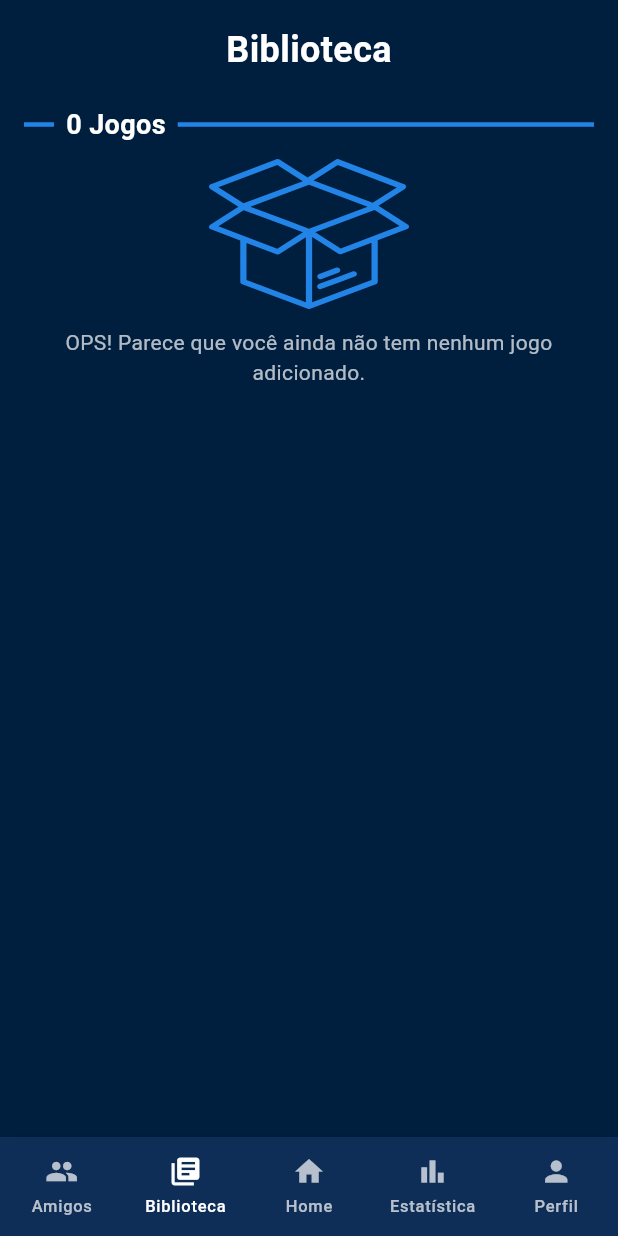
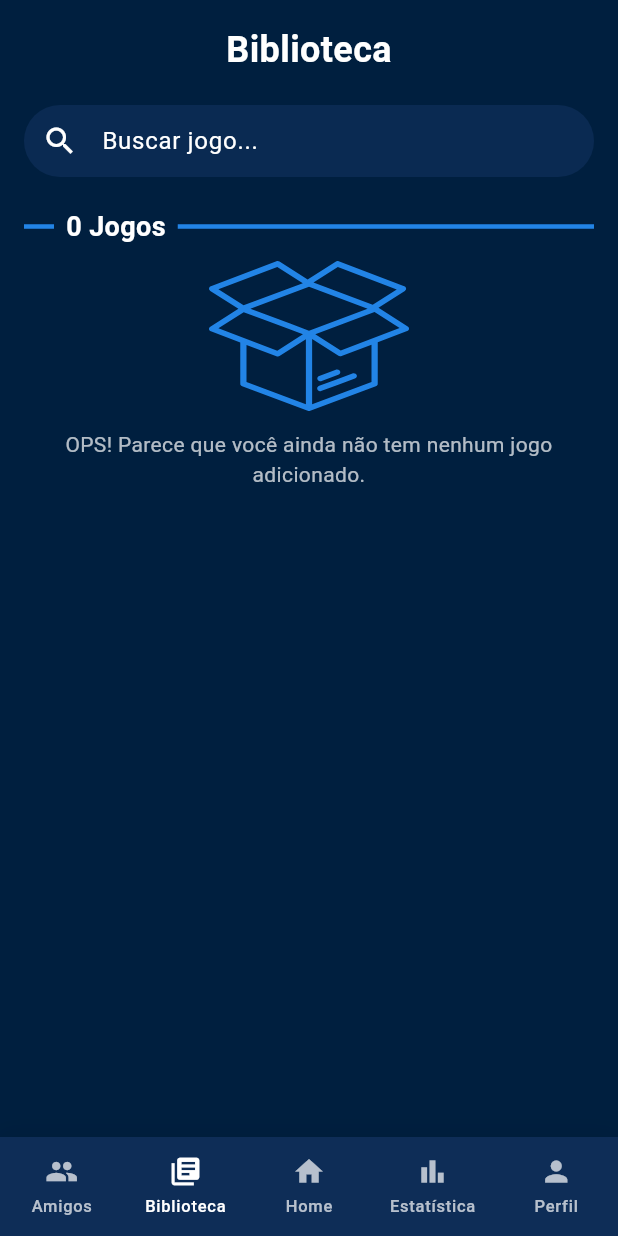
Before and after one commit to Gabriell1507/gamemate-mobile, a Flutter app: the LibraryView screen opened by its route, on a phone screen of 412 x 824 dp. Run offline on Flutter 3.47's test engine with Material 3 defaults, Android fonts, the phone set to English and light mode, and no system bars; drawn by our look-alikes of awesome_bottom_bar; our stand-ins replace carousel_slider, cloud_firestore, dio, firebase_auth, firebase_core, flutter_dotenv and 3 more; accounts and stored records are empty; network calls fail; statements that could not run were skipped.

```diff
--- a/lib/modules/library/view/library_view.dart
+++ b/lib/modules/library/view/library_view.dart
@@ -14,11 +14,25 @@ class LibraryView extends StatefulWidget {
 
 class _LibraryViewState extends State<LibraryView> {
   final ProfileController profileController = Get.find<ProfileController>();
+  final RxString _searchQuery = ''.obs;
 
   @override
   void initState() {
     super.initState();
     profileController.loadSyncedGames();
+  }
+
+  List filteredGames() {
+    final query = _searchQuery.value.toLowerCase().trim();
+    if (query.isEmpty) return profileController.syncedGames;
+
+    return profileController.syncedGames.where((game) {
+      final name = game.name.toLowerCase();
+      final nameWords = name.split(RegExp(r'\s+'));
+      final queryWords = query.split(RegExp(r'\s+'));
+      return queryWords.every((word) =>
+          nameWords.any((w) => w.startsWith(word)));
+    }).toList();
   }
 
   @override
@@ -42,8 +56,29 @@ class _LibraryViewState extends State<LibraryView> {
                 ),
               ),
               const SizedBox(height: 20),
+
+              // 🔍 Campo de busca
+              TextField(
+                onChanged: (value) => _searchQuery.value = value,
+                style: const TextStyle(color: Colors.white),
+                decoration: InputDecoration(
+                  hintText: 'Buscar jogo...',
+                  hintStyle: const TextStyle(color: Colors.white),
+                  prefixIcon: const Icon(Icons.search, color: Colors.white),
+                  filled: true,
+                  fillColor: const Color(0xFF0A2A52),
+                  border: OutlineInputBorder(
+                    borderRadius: BorderRadius.circular(30),
+                    borderSide: BorderSide.none,
+                  ),
+                  contentPadding: const EdgeInsets.symmetric(horizontal: 16),
+                ),
+              ),
+
+              const SizedBox(height: 20),
+
               Obx(() {
-                final games = profileController.syncedGames;
+                final games = filteredGames();
 
                 return Expanded(
                   child: Column(
@@ -109,10 +144,10 @@ class _LibraryViewState extends State<LibraryView> {
                             itemCount: games.length,
                             itemBuilder: (context, index) {
                               final game = games[index];
-                              // Ajusta coverUrl para URL completa se começar com //
-                              final coverUrl = (game.coverUrl != null && game.coverUrl!.startsWith('//'))
-                                  ? 'https:${game.coverUrl}'
-                                  : (game.coverUrl ?? '');
+                              final coverUrl =
+                                  (game.coverUrl != null && game.coverUrl!.startsWith('//'))
+                                      ? 'https:${game.coverUrl}'
+                                      : (game.coverUrl ?? '');
 
                               return SteamGameCard(
                                 name: game.name,
--- a/lib/modules/profile/controllers/profile_controller.dart
+++ b/lib/modules/profile/controllers/profile_controller.dart
@@ -8,14 +8,13 @@ import 'package:url_launcher/url_launcher.dart';
 
 class ProfileController extends GetxController {
   // Dados básicos do perfil
-
-  var level = '22'.obs;
-  var games = 126.obs;
-  var hoursPlayed = 20.obs;
-  var achievements = 880.obs;
-  var platinums = 13.obs;
-  var bio = 'Lorem ipsum dolor sit amet. Sed veniam tempora in quia incidunt aut facere quia.'.obs;
-  var avatarUrl = "https://i.imgur.com/4Zb1z5H.png".obs;
+  var level = '0'.obs;
+  var games = 0.obs;
+  var hoursPlayed = 0.obs;
+  var achievements = 0.obs;
+  var platinums = 0.obs;
+  var bio = ''.obs;
+  var avatarUrl = ''.obs;
 
   // Estado da UI
   var isDropdownOpen = false.obs;
@@ -28,17 +27,17 @@ class ProfileController extends GetxController {
   Rx<UserProfileModel?> userProfile = Rx<UserProfileModel?>(null);
   RxList<OwnedGameModel> syncedGames = RxList<OwnedGameModel>();
 
-  // Contas vinculadas, controle local do toggle
+  // Contas vinculadas
   Map<String, RxBool> linkedAccounts = {
     'Steam': false.obs,
-    'Epic': false.obs,
-    'GOG': false.obs,
-    'Ubisoft': false.obs,
-    'EA': false.obs,
-    'Amazon': false.obs,
-    'Playstation': false.obs,
-    'Xbox': false.obs,
-    'Nintendo': false.obs,
+    // 'Epic': false.obs,
+    // 'GOG': false.obs,
+    // 'Ubisoft': false.obs,
+    // 'EA': false.obs,
+    // 'Amazon': false.obs,
+    // 'Playstation': false.obs,
+    // 'Xbox': false.obs,
+    // 'Nintendo': false.obs,
   };
 
   final ProfileProvider profileProvider;
@@ -46,22 +45,23 @@ class ProfileController extends GetxController {
 
   ProfileController(this.profileProvider);
 
+  // Abre ou fecha dropdown
   void toggleDropdown() {
     isDropdownOpen.value = !isDropdownOpen.value;
   }
 
+  // Alterna vinculação de conta
   Future<void> toggleLink(String platform) async {
     if (isLoading.value) return;
     final current = linkedAccounts[platform];
     if (current == null) return;
 
     if (current.value) {
-      // Se já vinculado, desvincular
       try {
         isLoading(true);
         if (platform == 'Steam') {
           await unlinkSteamAccount();
-          await loadUserProfile(); // Atualiza perfil e linkedAccounts
+          await loadUserProfile();
         }
       } catch (e) {
         print('Erro ao desvincular $platform: $e');
@@ -69,22 +69,19 @@ class ProfileController extends GetxController {
         isLoading(false);
       }
     } else {
-      // Se não vinculado, abrir link OAuth
       if (platform == 'Steam') {
         await openSteamLink();
-        // Atualizará perfil após retorno do OAuth
       }
     }
   }
 
+  // Obtém o ID token do usuário autenticado
   Future<String?> getIdToken() async {
     final user = FirebaseAuth.instance.currentUser;
-    if (user != null) {
-      return await user.getIdToken();
-    }
-    return null;
+    return user?.getIdToken();
   }
 
+  // Carrega o perfil do usuário da API
   Future<void> loadUserProfile() async {
     final token = await getIdToken();
     if (token == null) return;
@@ -93,11 +90,12 @@ class ProfileController extends GetxController {
       isLoading(true);
       userProfile.value = await profileProvider.fetchUserProfile(token);
 
-      // Atualiza linkedAccounts baseado no perfil
+      // Atualiza contas vinculadas localmente
       if (userProfile.value != null) {
         for (var platform in linkedAccounts.keys) {
-          linkedAccounts[platform]?.value = userProfile.value!.linkedAccounts
-              .any((acc) => acc.provider.toLowerCase() == platform.toLowerCase());
+          linkedAccounts[platform]?.value =
+              userProfile.value!.linkedAccounts.any((acc) =>
+                  acc.provider.toLowerCase() == platform.toLowerCase());
         }
       }
     } finally {
@@ -105,6 +103,7 @@ class ProfileController extends GetxController {
     }
   }
 
+  // Remove conta Steam
   Future<void> unlinkSteamAccount() async {
     final token = await getIdToken();
     if (token == null) return;
@@ -118,6 +117,7 @@ class ProfileController extends GetxController {
     }
   }
 
+  // Carrega os jogos sincronizados
   Future<void> loadSyncedGames() async {
     final token = await getIdToken();
     if (token == null) return;
@@ -130,6 +130,7 @@ class ProfileController extends GetxController {
     }
   }
 
+  // Abre o link de autenticação Steam
   Future<void> openSteamLink() async {
     final token = await getIdToken();
     if (token == null) {
@@ -162,7 +163,32 @@ class ProfileController extends GetxController {
     }
   }
 
+  // Atualiza os valores reativos com base no modelo
+  void updateProfileFromModel() {
+    final profile = userProfile.value;
+    if (profile == null) return;
 
+    level.value = profile.level ?? '0';
+    achievements.value = profile.achievements ?? 0;
+    platinums.value = profile.platinums ?? 0;
+    bio.value = profile.bio ?? '';
+    avatarUrl.value =
+        profile.avatarUrl?.isNotEmpty == true ? profile.avatarUrl! : "https://i.imgur.com/4Zb1z5H.png";
 
+    games.value = profile.profileStats?.totalGames ?? 0;
+    hoursPlayed.value = profile.profileStats?.totalHoursPlayed ?? 0;
+  }
 
+  // Inicializa o perfil do usuário
+  Future<void> initializeProfileData() async {
+    await loadUserProfile();
+    updateProfileFromModel();
+    await loadSyncedGames(); // opcional
+  }
+
+  @override
+  void onInit() {
+    super.onInit();
+    initializeProfileData();
+  }
 }
--- a/lib/modules/profile/data/models/user_profile_model.dart
+++ b/lib/modules/profile/data/models/user_profile_model.dart
@@ -1,10 +1,33 @@
 import 'package:gamemate/modules/profile/data/models/linked_account_model.dart';
+
+class ProfileStats {
+  final int totalGames;
+  final int totalHoursPlayed;
+
+  ProfileStats({
+    required this.totalGames,
+    required this.totalHoursPlayed,
+  });
+
+  factory ProfileStats.fromMap(Map<String, dynamic> map) {
+    return ProfileStats(
+      totalGames: map['totalGames'] ?? 0,
+      totalHoursPlayed: map['totalHoursPlayed'] ?? 0,
+    );
+  }
+}
 
 class UserProfileModel {
   final String id;
   final String email;
   final String? name;
   final String? username;
+  final String? bio;
+  final String? avatarUrl;
+  final String? level;
+  final int? achievements;
+  final int? platinums;
+  final ProfileStats? profileStats;
   final List<LinkedAccountModel> linkedAccounts;
 
   UserProfileModel({
@@ -12,6 +35,12 @@ class UserProfileModel {
     required this.email,
     this.name,
     this.username,
+    this.bio,
+    this.avatarUrl,
+    this.level,
+    this.achievements,
+    this.platinums,
+    this.profileStats,
     required this.linkedAccounts,
   });
 
@@ -21,6 +50,14 @@ class UserProfileModel {
       email: map['email'] ?? '',
       name: map['name'],
       username: map['username'],
+      bio: map['bio'],
+      avatarUrl: map['avatarUrl'],
+      level: map['level']?.toString(),
+      achievements: map['achievements'],
+      platinums: map['platinums'],
+      profileStats: map['profileStats'] != null
+          ? ProfileStats.fromMap(map['profileStats'])
+          : null,
       linkedAccounts: map['linkedAccounts'] != null
           ? List<LinkedAccountModel>.from(
               map['linkedAccounts'].map((x) => LinkedAccountModel.fromMap(x)))
--- a/pubspec.yaml
+++ b/pubspec.yaml
@@ -51,6 +51,7 @@ dependencies:
   awesome_bottom_bar: ^1.2.4
   url_launcher: ^6.3.1
   auto_size_text: ^3.0.0
+  flutter_widget_from_html: ^0.16.0
 
 dev_dependencies:
   flutter_test:
```
Also changed, not shown: lib/modules/games_detail/view/game_detail_view.dart (+41 -34 lines), lib/modules/profile/views/profile_page.dart (+30 -28 lines), pubspec.lock.
